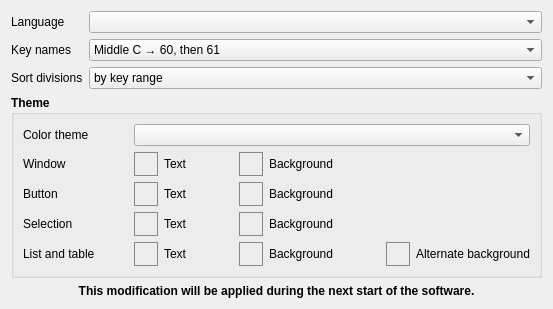
davy7125/polyphone, file sources/context/interface/configsectioninterface.ui: the form before one commit.
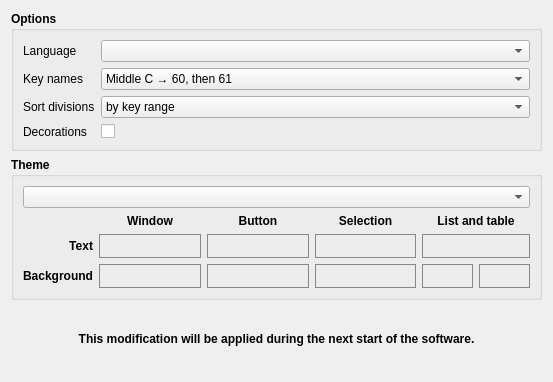
The form after the commit.

Commit message: Decorations can be removed (annoying for blind people)

```diff
--- a/sources/context/interface/configsectioninterface.ui
+++ b/sources/context/interface/configsectioninterface.ui
@@ -7,7 +7,7 @@
     <x>0</x>
     <y>0</y>
     <width>553</width>
-    <height>309</height>
+    <height>382</height>
    </rect>
   </property>
   <property name="windowTitle">
@@ -15,7 +15,85 @@
   </property>
   <layout class="QVBoxLayout" name="verticalLayout">
    <item>
-    <layout class="QGridLayout" name="gridLayout_9">
+    <widget class="QGroupBox" name="groupBoxOptions">
+     <property name="font">
+      <font>
+       <weight>75</weight>
+       <bold>true</bold>
+      </font>
+     </property>
+     <property name="title">
+      <string>Options</string>
+     </property>
+     <layout class="QGridLayout" name="gridLayout">
+      <item row="1" column="0">
+       <widget class="QLabel" name="label_22">
+        <property name="maximumSize">
+         <size>
+          <width>150</width>
+          <height>16777215</height>
+         </size>
+        </property>
+        <property name="font">
+         <font>
+          <weight>50</weight>
+          <bold>false</bold>
+         </font>
+        </property>
+        <property name="text">
+         <string>Key names</string>
+        </property>
+       </widget>
+      </item>
+      <item row="0" column="0">
+       <widget class="QLabel" name="label_2">
+        <property name="font">
+         <font>
+          <weight>50</weight>
+          <bold>false</bold>
+         </font>
+        </property>
+        <property name="text">
+         <string>Language</string>
+        </property>
+       </widget>
+      </item>
+      <item row="2" column="1">
+       <widget class="QComboBox" name="comboSortDivisions">
+        <property name="sizePolicy">
+         <sizepolicy hsizetype="Expanding" vsizetype="Fixed">
+          <horstretch>0</horstretch>
+          <verstretch>0</verstretch>
+         </sizepolicy>
+        </property>
+        <property name="font">
+         <font>
+          <weight>50</weight>
+          <bold>false</bold>
+         </font>
+        </property>
+        <item>
+         <property name="text">
+          <string>by key range</string>
+         </property>
+        </item>
+        <item>
+         <property name="text">
+          <string>by velocity range</string>
+         </property>
+        </item>
+        <item>
+         <property name="text">
+          <string>in alphabetical order</string>
+         </property>
+        </item>
+        <item>
+         <property name="text">
+          <string comment="speaking of the &quot;sort divisions&quot;">none</string>
+         </property>
+        </item>
+       </widget>
+      </item>
      <item row="1" column="1">
       <widget class="QComboBox" name="comboKeyName">
        <property name="sizePolicy">
@@ -24,6 +102,12 @@
          <verstretch>0</verstretch>
         </sizepolicy>
        </property>
+        <property name="font">
+         <font>
+          <weight>50</weight>
+          <bold>false</bold>
+         </font>
+        </property>
        <item>
         <property name="text">
          <string>Middle C → 60, then 61</string>
@@ -61,28 +145,14 @@
        </item>
       </widget>
      </item>
-     <item row="0" column="0">
-      <widget class="QLabel" name="label_2">
-       <property name="text">
-        <string>Language</string>
-       </property>
-      </widget>
-     </item>
-     <item row="1" column="0">
-      <widget class="QLabel" name="label_22">
-       <property name="maximumSize">
-        <size>
-         <width>150</width>
-         <height>16777215</height>
-        </size>
-       </property>
-       <property name="text">
-        <string>Key names</string>
-       </property>
-      </widget>
-     </item>
      <item row="2" column="0">
       <widget class="QLabel" name="label">
+        <property name="font">
+         <font>
+          <weight>50</weight>
+          <bold>false</bold>
+         </font>
+        </property>
        <property name="text">
         <string>Sort divisions</string>
        </property>
@@ -90,42 +160,45 @@
      </item>
      <item row="0" column="1">
       <widget class="QComboBox" name="comboLangue">
+        <property name="font">
+         <font>
+          <weight>50</weight>
+          <bold>false</bold>
+         </font>
+        </property>
        <property name="currentIndex">
         <number>-1</number>
        </property>
       </widget>
      </item>
-     <item row="2" column="1">
-      <widget class="QComboBox" name="comboSortDivisions">
-       <property name="sizePolicy">
-        <sizepolicy hsizetype="Expanding" vsizetype="Fixed">
-         <horstretch>0</horstretch>
-         <verstretch>0</verstretch>
-        </sizepolicy>
-       </property>
-       <item>
+      <item row="3" column="0">
+       <widget class="QLabel" name="label_3">
+        <property name="font">
+         <font>
+          <weight>50</weight>
+          <bold>false</bold>
+         </font>
+        </property>
         <property name="text">
-         <string>by key range</string>
+         <string>Decorations</string>
         </property>
-       </item>
-       <item>
-        <property name="text">
-         <string>by velocity range</string>
+       </widget>
+      </item>
+      <item row="3" column="1">
+       <widget class="QCheckBox" name="checkDecorations">
+        <property name="font">
+         <font>
+          <weight>50</weight>
+          <bold>false</bold>
+         </font>
         </property>
-       </item>
-       <item>
         <property name="text">
-         <string>in alphabetical order</string>
+         <string/>
         </property>
-       </item>
-       <item>
-        <property name="text">
-         <string comment="speaking of the &quot;sort divisions&quot;">none</string>
-        </property>
-       </item>
       </widget>
      </item>
     </layout>
+    </widget>
    </item>
    <item>
     <widget class="QGroupBox" name="groupBoxTheme">
@@ -138,252 +211,185 @@
      <property name="title">
       <string>Theme</string>
      </property>
-     <property name="flat">
-      <bool>true</bool>
-     </property>
-     <layout class="QGridLayout" name="gridLayout_4" columnstretch="4,0,0,0,0,0,0,0,0,0">
-      <item row="1" column="4">
-       <spacer name="horizontalSpacer_2">
-        <property name="orientation">
-         <enum>Qt::Horizontal</enum>
-        </property>
-        <property name="sizeHint" stdset="0">
-         <size>
-          <width>40</width>
-          <height>20</height>
-         </size>
-        </property>
-       </spacer>
-      </item>
-      <item row="4" column="8">
-       <widget class="QPushButton" name="pushColorListAlternativeBackground">
-        <property name="minimumSize">
-         <size>
-          <width>24</width>
-          <height>24</height>
-         </size>
-        </property>
-        <property name="maximumSize">
-         <size>
-          <width>24</width>
-          <height>24</height>
-         </size>
-        </property>
+     <layout class="QGridLayout" name="gridLayout_2">
+      <item row="0" column="1">
+       <widget class="QComboBox" name="comboColorTheme">
+        <property name="sizePolicy">
+         <sizepolicy hsizetype="Expanding" vsizetype="Fixed">
+          <horstretch>0</horstretch>
+          <verstretch>0</verstretch>
+         </sizepolicy>
+        </property>
         <property name="font">
          <font>
           <weight>50</weight>
           <bold>false</bold>
          </font>
         </property>
-        <property name="focusPolicy">
-         <enum>Qt::NoFocus</enum>
-        </property>
-        <property name="styleSheet">
-         <string notr="true">QPushButton
-{
-	border: 1px solid #888;
-}</string>
-        </property>
-        <property name="text">
-         <string/>
-        </property>
        </widget>
       </item>
-      <item row="2" column="2">
-       <widget class="QPushButton" name="pushColorButtonText">
-        <property name="minimumSize">
-         <size>
-          <width>24</width>
-          <height>24</height>
-         </size>
-        </property>
-        <property name="maximumSize">
-         <size>
-          <width>24</width>
-          <height>24</height>
-         </size>
-        </property>
-        <property name="focusPolicy">
-         <enum>Qt::NoFocus</enum>
-        </property>
-        <property name="styleSheet">
-         <string notr="true">QPushButton
-{
-	border: 1px solid #888;
-}</string>
-        </property>
-        <property name="text">
-         <string/>
-        </property>
-        <property name="flat">
-         <bool>true</bool>
-        </property>
-       </widget>
-      </item>
-      <item row="1" column="7">
-       <spacer name="horizontalSpacer_4">
-        <property name="orientation">
-         <enum>Qt::Horizontal</enum>
-        </property>
-        <property name="sizeHint" stdset="0">
-         <size>
-          <width>40</width>
-          <height>20</height>
-         </size>
-        </property>
-       </spacer>
-      </item>
-      <item row="3" column="0">
-       <widget class="QLabel" name="label_30">
-        <property name="font">
-         <font>
-          <weight>50</weight>
-          <bold>false</bold>
-         </font>
-        </property>
-        <property name="text">
-         <string>Selection</string>
-        </property>
-       </widget>
-      </item>
-      <item row="4" column="9">
-       <widget class="QLabel" name="label_26">
-        <property name="font">
-         <font>
-          <weight>50</weight>
-          <bold>false</bold>
-         </font>
-        </property>
-        <property name="text">
-         <string>Alternate background</string>
-        </property>
-       </widget>
-      </item>
-      <item row="4" column="2">
-       <widget class="QPushButton" name="pushColorListText">
-        <property name="minimumSize">
-         <size>
-          <width>24</width>
-          <height>24</height>
-         </size>
-        </property>
-        <property name="maximumSize">
-         <size>
-          <width>24</width>
-          <height>24</height>
-         </size>
-        </property>
-        <property name="font">
-         <font>
-          <weight>50</weight>
-          <bold>false</bold>
-         </font>
-        </property>
-        <property name="focusPolicy">
-         <enum>Qt::NoFocus</enum>
-        </property>
-        <property name="styleSheet">
-         <string notr="true">QPushButton
-{
-	border: 1px solid #888;
-}</string>
-        </property>
-        <property name="text">
-         <string/>
-        </property>
-       </widget>
-      </item>
-      <item row="2" column="3">
-       <widget class="QLabel" name="label_16">
-        <property name="font">
-         <font>
-          <weight>50</weight>
-          <bold>false</bold>
-         </font>
-        </property>
-        <property name="text">
-         <string>Text</string>
-        </property>
-       </widget>
-      </item>
+      <item row="1" column="1">
+       <layout class="QGridLayout" name="gridLayout_3" columnstretch="0,2,2,2,1,1">
       <item row="1" column="0">
+         <widget class="QLabel" name="label_18">
+          <property name="font">
+           <font>
+            <weight>75</weight>
+            <bold>true</bold>
+           </font>
+          </property>
+          <property name="layoutDirection">
+           <enum>Qt::LeftToRight</enum>
+          </property>
+          <property name="text">
+           <string>Text</string>
+          </property>
+          <property name="alignment">
+           <set>Qt::AlignRight|Qt::AlignTrailing|Qt::AlignVCenter</set>
+          </property>
+         </widget>
+        </item>
+        <item row="2" column="4">
+         <widget class="QPushButton" name="pushColorListBackground">
+          <property name="minimumSize">
+           <size>
+            <width>24</width>
+            <height>24</height>
+           </size>
+          </property>
+          <property name="font">
+           <font>
+            <weight>50</weight>
+            <bold>false</bold>
+           </font>
+          </property>
+          <property name="cursor">
+           <cursorShape>PointingHandCursor</cursorShape>
+          </property>
+          <property name="focusPolicy">
+           <enum>Qt::NoFocus</enum>
+          </property>
+          <property name="styleSheet">
+           <string notr="true">QPushButton
+{
+	border: 1px solid #888;
+}</string>
+          </property>
+          <property name="text">
+           <string/>
+          </property>
+         </widget>
+        </item>
+        <item row="1" column="1">
+         <widget class="QPushButton" name="pushColorWindowText">
+          <property name="minimumSize">
+           <size>
+            <width>24</width>
+            <height>24</height>
+           </size>
+          </property>
+          <property name="cursor">
+           <cursorShape>PointingHandCursor</cursorShape>
+          </property>
+          <property name="focusPolicy">
+           <enum>Qt::NoFocus</enum>
+          </property>
+          <property name="styleSheet">
+           <string notr="true">QPushButton
+{
+	border: 1px solid #888;
+}</string>
+          </property>
+          <property name="text">
+           <string/>
+          </property>
+          <property name="flat">
+           <bool>true</bool>
+          </property>
+         </widget>
+        </item>
+        <item row="0" column="1">
        <widget class="QLabel" name="label_28">
         <property name="font">
          <font>
-          <weight>50</weight>
-          <bold>false</bold>
+            <weight>75</weight>
+            <bold>true</bold>
          </font>
         </property>
         <property name="text">
          <string>Window</string>
         </property>
-       </widget>
-      </item>
-      <item row="3" column="3">
-       <widget class="QLabel" name="label_17">
-        <property name="font">
-         <font>
-          <weight>50</weight>
-          <bold>false</bold>
-         </font>
-        </property>
-        <property name="text">
-         <string>Text</string>
-        </property>
-       </widget>
-      </item>
-      <item row="1" column="3">
-       <widget class="QLabel" name="label_18">
-        <property name="font">
-         <font>
-          <weight>50</weight>
-          <bold>false</bold>
-         </font>
-        </property>
+          <property name="alignment">
+           <set>Qt::AlignCenter</set>
+          </property>
+         </widget>
+        </item>
+        <item row="2" column="1">
+         <widget class="QPushButton" name="pushColorWindowBackground">
+          <property name="minimumSize">
+           <size>
+            <width>24</width>
+            <height>24</height>
+           </size>
+          </property>
+          <property name="cursor">
+           <cursorShape>PointingHandCursor</cursorShape>
+          </property>
+          <property name="focusPolicy">
+           <enum>Qt::NoFocus</enum>
+          </property>
+          <property name="styleSheet">
+           <string notr="true">QPushButton
+{
+	border: 1px solid #888;
+}</string>
+          </property>
         <property name="text">
-         <string>Text</string>
-        </property>
-       </widget>
-      </item>
-      <item row="3" column="6">
-       <widget class="QLabel" name="label_15">
-        <property name="font">
-         <font>
-          <weight>50</weight>
-          <bold>false</bold>
-         </font>
-        </property>
-        <property name="text">
-         <string>Background</string>
-        </property>
-       </widget>
-      </item>
-      <item row="1" column="6">
-       <widget class="QLabel" name="label_14">
-        <property name="font">
-         <font>
-          <weight>50</weight>
-          <bold>false</bold>
-         </font>
-        </property>
+           <string/>
+          </property>
+          <property name="flat">
+           <bool>true</bool>
+          </property>
+         </widget>
+        </item>
+        <item row="1" column="2">
+         <widget class="QPushButton" name="pushColorButtonText">
+          <property name="minimumSize">
+           <size>
+            <width>24</width>
+            <height>24</height>
+           </size>
+          </property>
+          <property name="cursor">
+           <cursorShape>PointingHandCursor</cursorShape>
+          </property>
+          <property name="focusPolicy">
+           <enum>Qt::NoFocus</enum>
+          </property>
+          <property name="styleSheet">
+           <string notr="true">QPushButton
+{
+	border: 1px solid #888;
+}</string>
+          </property>
         <property name="text">
-         <string>Background</string>
-        </property>
-       </widget>
-      </item>
-      <item row="3" column="2">
-       <widget class="QPushButton" name="pushColorSelectionText">
+           <string/>
+          </property>
+          <property name="flat">
+           <bool>true</bool>
+          </property>
+         </widget>
+        </item>
+        <item row="2" column="2">
+         <widget class="QPushButton" name="pushColorButtonBackground">
         <property name="minimumSize">
          <size>
           <width>24</width>
           <height>24</height>
          </size>
         </property>
-        <property name="maximumSize">
-         <size>
-          <width>24</width>
-          <height>24</height>
-         </size>
+          <property name="cursor">
+           <cursorShape>PointingHandCursor</cursorShape>
         </property>
         <property name="focusPolicy">
          <enum>Qt::NoFocus</enum>
@@ -402,76 +408,51 @@
         </property>
        </widget>
       </item>
-      <item row="4" column="6">
-       <widget class="QLabel" name="label_25">
-        <property name="font">
-         <font>
-          <weight>50</weight>
-          <bold>false</bold>
-         </font>
-        </property>
-        <property name="text">
-         <string>Background</string>
-        </property>
-       </widget>
-      </item>
-      <item row="2" column="0">
+        <item row="0" column="2">
        <widget class="QLabel" name="label_29">
         <property name="font">
          <font>
-          <weight>50</weight>
-          <bold>false</bold>
+            <weight>75</weight>
+            <bold>true</bold>
          </font>
         </property>
         <property name="text">
          <string>Button</string>
         </property>
-       </widget>
-      </item>
-      <item row="2" column="5">
-       <widget class="QPushButton" name="pushColorButtonBackground">
-        <property name="minimumSize">
-         <size>
-          <width>24</width>
-          <height>24</height>
-         </size>
-        </property>
-        <property name="maximumSize">
-         <size>
-          <width>24</width>
-          <height>24</height>
-         </size>
-        </property>
-        <property name="focusPolicy">
-         <enum>Qt::NoFocus</enum>
-        </property>
-        <property name="styleSheet">
-         <string notr="true">QPushButton
-{
-	border: 1px solid #888;
-}</string>
-        </property>
+          <property name="alignment">
+           <set>Qt::AlignCenter</set>
+          </property>
+         </widget>
+        </item>
+        <item row="2" column="0">
+         <widget class="QLabel" name="label_14">
+          <property name="font">
+           <font>
+            <weight>75</weight>
+            <bold>true</bold>
+           </font>
+          </property>
+          <property name="layoutDirection">
+           <enum>Qt::LeftToRight</enum>
+          </property>
         <property name="text">
-         <string/>
-        </property>
-        <property name="flat">
-         <bool>true</bool>
+           <string>Background</string>
+          </property>
+          <property name="alignment">
+           <set>Qt::AlignRight|Qt::AlignTrailing|Qt::AlignVCenter</set>
         </property>
        </widget>
       </item>
-      <item row="1" column="2">
-       <widget class="QPushButton" name="pushColorWindowText">
+        <item row="1" column="3">
+         <widget class="QPushButton" name="pushColorSelectionText">
         <property name="minimumSize">
          <size>
           <width>24</width>
           <height>24</height>
          </size>
         </property>
-        <property name="maximumSize">
-         <size>
-          <width>24</width>
-          <height>24</height>
-         </size>
+          <property name="cursor">
+           <cursorShape>PointingHandCursor</cursorShape>
         </property>
         <property name="focusPolicy">
          <enum>Qt::NoFocus</enum>
@@ -490,72 +471,23 @@
         </property>
        </widget>
       </item>
-      <item row="4" column="5">
-       <widget class="QPushButton" name="pushColorListBackground">
-        <property name="minimumSize">
-         <size>
-          <width>24</width>
-          <height>24</height>
-         </size>
-        </property>
-        <property name="maximumSize">
-         <size>
-          <width>24</width>
-          <height>24</height>
-         </size>
-        </property>
+        <item row="0" column="3">
+         <widget class="QLabel" name="label_30">
         <property name="font">
          <font>
-          <weight>50</weight>
-          <bold>false</bold>
-         </font>
-        </property>
-        <property name="focusPolicy">
-         <enum>Qt::NoFocus</enum>
-        </property>
-        <property name="styleSheet">
-         <string notr="true">QPushButton
-{
-	border: 1px solid #888;
-}</string>
-        </property>
+            <weight>75</weight>
+            <bold>true</bold>
+           </font>
+          </property>
         <property name="text">
-         <string/>
-        </property>
-       </widget>
-      </item>
-      <item row="1" column="5">
-       <widget class="QPushButton" name="pushColorWindowBackground">
-        <property name="minimumSize">
-         <size>
-          <width>24</width>
-          <height>24</height>
-         </size>
-        </property>
-        <property name="maximumSize">
-         <size>
-          <width>24</width>
-          <height>24</height>
-         </size>
-        </property>
-        <property name="focusPolicy">
-         <enum>Qt::NoFocus</enum>
-        </property>
-        <property name="styleSheet">
-         <string notr="true">QPushButton
-{
-	border: 1px solid #888;
-}</string>
-        </property>
-        <property name="text">
-         <string/>
-        </property>
-        <property name="flat">
-         <bool>true</bool>
-        </property>
-       </widget>
-      </item>
-      <item row="3" column="5">
+           <string>Selection</string>
+          </property>
+          <property name="alignment">
+           <set>Qt::AlignCenter</set>
+          </property>
+         </widget>
+        </item>
+        <item row="2" column="3">
        <widget class="QPushButton" name="pushColorSelectionBackground">
         <property name="minimumSize">
          <size>
@@ -563,11 +495,8 @@
           <height>24</height>
          </size>
         </property>
-        <property name="maximumSize">
-         <size>
-          <width>24</width>
-          <height>24</height>
-         </size>
+          <property name="cursor">
+           <cursorShape>PointingHandCursor</cursorShape>
         </property>
         <property name="focusPolicy">
          <enum>Qt::NoFocus</enum>
@@ -586,80 +515,85 @@
         </property>
        </widget>
       </item>
-      <item row="2" column="6">
-       <widget class="QLabel" name="label_13">
-        <property name="font">
-         <font>
-          <weight>50</weight>
-          <bold>false</bold>
-         </font>
-        </property>
-        <property name="text">
-         <string>Background</string>
-        </property>
-       </widget>
-      </item>
-      <item row="4" column="3">
-       <widget class="QLabel" name="label_27">
-        <property name="font">
-         <font>
-          <weight>50</weight>
-          <bold>false</bold>
-         </font>
-        </property>
-        <property name="text">
-         <string>Text</string>
-        </property>
-       </widget>
-      </item>
-      <item row="1" column="1">
-       <spacer name="horizontalSpacer_5">
-        <property name="orientation">
-         <enum>Qt::Horizontal</enum>
-        </property>
-        <property name="sizeHint" stdset="0">
+        <item row="2" column="5">
+         <widget class="QPushButton" name="pushColorListAlternativeBackground">
+          <property name="minimumSize">
          <size>
-          <width>40</width>
-          <height>20</height>
-         </size>
-        </property>
-       </spacer>
-      </item>
-      <item row="0" column="0" colspan="2">
-       <widget class="QLabel" name="label_32">
+            <width>24</width>
+            <height>24</height>
+           </size>
+          </property>
         <property name="font">
          <font>
           <weight>50</weight>
           <bold>false</bold>
          </font>
         </property>
+          <property name="cursor">
+           <cursorShape>PointingHandCursor</cursorShape>
+          </property>
+          <property name="focusPolicy">
+           <enum>Qt::NoFocus</enum>
+          </property>
+          <property name="styleSheet">
+           <string notr="true">QPushButton
+{
+	border: 1px solid #888;
+}</string>
+          </property>
         <property name="text">
-         <string>Color theme</string>
+           <string/>
         </property>
        </widget>
       </item>
-      <item row="0" column="2" colspan="8">
-       <widget class="QComboBox" name="comboColorTheme">
-        <property name="font">
-         <font>
-          <weight>50</weight>
-          <bold>false</bold>
-         </font>
-        </property>
-       </widget>
-      </item>
-      <item row="4" column="0" colspan="2">
+        <item row="0" column="4" colspan="2">
        <widget class="QLabel" name="label_31">
         <property name="font">
          <font>
-          <weight>50</weight>
-          <bold>false</bold>
+            <weight>75</weight>
+            <bold>true</bold>
          </font>
         </property>
         <property name="text">
          <string>List and table</string>
         </property>
-       </widget>
+          <property name="alignment">
+           <set>Qt::AlignCenter</set>
+          </property>
+         </widget>
+        </item>
+        <item row="1" column="4" colspan="2">
+         <widget class="QPushButton" name="pushColorListText">
+          <property name="minimumSize">
+           <size>
+            <width>24</width>
+            <height>24</height>
+           </size>
+          </property>
+          <property name="font">
+           <font>
+            <weight>50</weight>
+            <bold>false</bold>
+           </font>
+          </property>
+          <property name="cursor">
+           <cursorShape>PointingHandCursor</cursorShape>
+          </property>
+          <property name="focusPolicy">
+           <enum>Qt::NoFocus</enum>
+          </property>
+          <property name="styleSheet">
+           <string notr="true">QPushButton
+{
+	border: 1px solid #888;
+}</string>
+          </property>
+          <property name="text">
+           <string/>
+          </property>
+         </widget>
+        </item>
+       </layout>
       </item>
      </layout>
     </widget>
```
Lines whose indentation alone changed are shown as unchanged. The commit also changes 22 other files.
